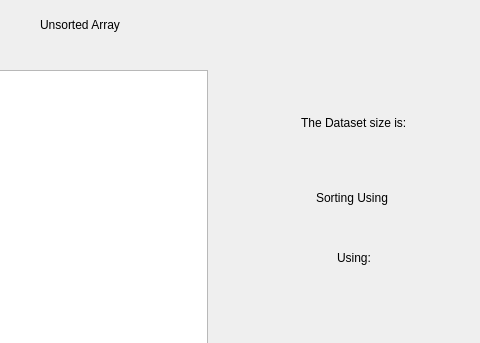
Before: the Qt Designer form mainwindow.ui in AlyamanMas/cs2lab-assignment, drawn with Qt 5; both pictures show x 320 to 800 and y 0 to 343 of the 800 by 600 pixel window.
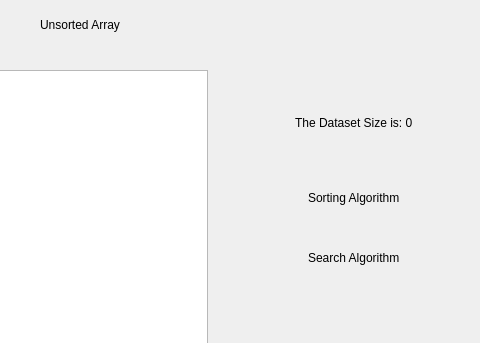
After: the same form once the commit is applied.

Commit message: made search buttons work

What changed in the file:
```diff
--- a/mainwindow.ui
+++ b/mainwindow.ui
@@ -210,7 +210,7 @@
           </size>
          </property>
          <property name="text">
-          <string>The Dataset size is:</string>
+          <string>The Dataset Size is: 0</string>
          </property>
         </widget>
        </item>
@@ -223,7 +223,7 @@
           </size>
          </property>
          <property name="text">
-          <string>Sorting Using </string>
+          <string>Sorting Algorithm</string>
          </property>
         </widget>
        </item>
@@ -236,7 +236,7 @@
           </size>
          </property>
          <property name="text">
-          <string>Using:</string>
+          <string>Search Algorithm</string>
          </property>
         </widget>
        </item>
```
The commit also changes 2 other files.
